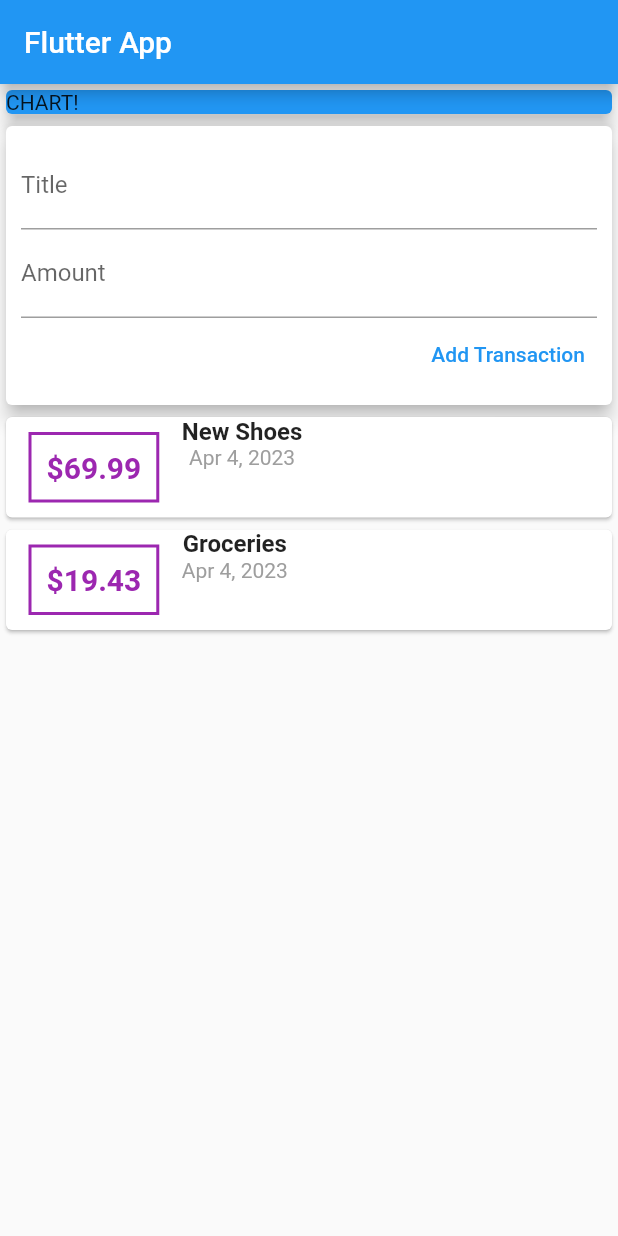
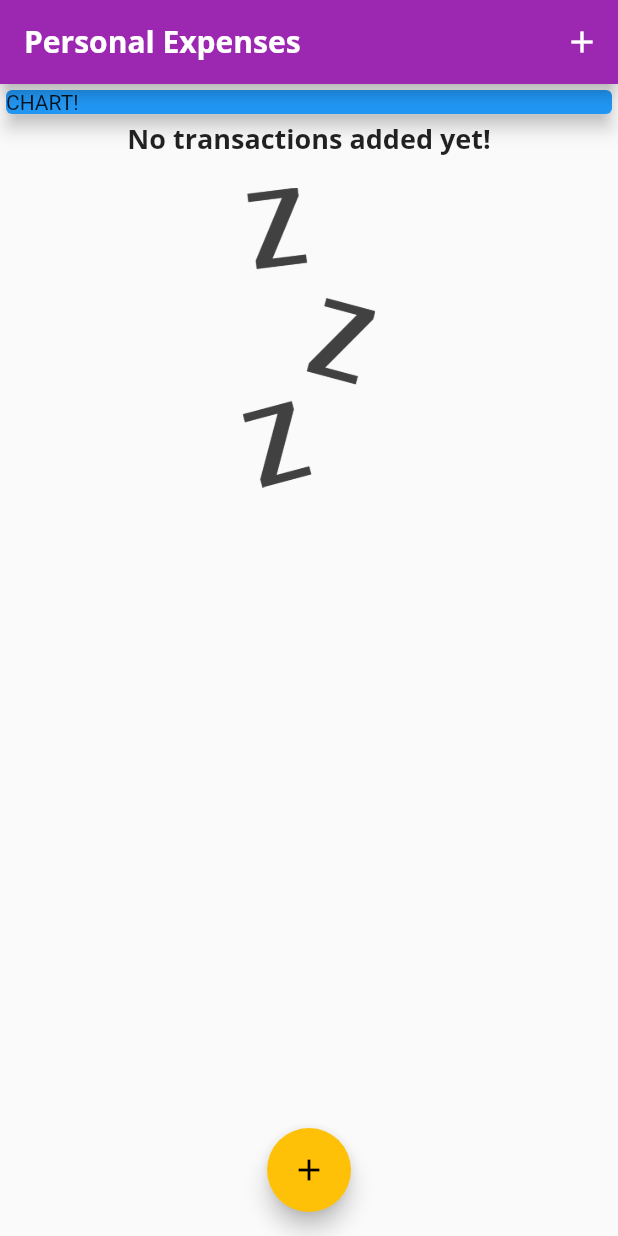
Before and after one commit to Porkul/personal_expenses_app, a Flutter app: the screen it shows after launch, on a phone screen of 412 x 824 dp. Run offline on Flutter 3.47's test engine with Material 2 defaults, Android fonts, the phone set to English and light mode, and no system bars.

```diff
--- a/lib/main.dart
+++ b/lib/main.dart
@@ -1,6 +1,8 @@
 import 'package:flutter/material.dart';
-import './transaction.dart';
-import 'package:intl/intl.dart';
+
+import './widgets/new_transaction.dart';
+import './widgets/transaction_list.dart';
+import './models/transaction.dart';
 
 void main() => runApp(MyApp());
 
@@ -8,129 +10,116 @@ class MyApp extends StatelessWidget {
   @override
   Widget build(BuildContext context) {
     return MaterialApp(
-      title: 'Flutter App',
+      title: 'Personal Expenses',
+      theme: ThemeData(
+        primarySwatch: Colors.purple,
+        accentColor: Colors.amber,
+        fontFamily: 'Quicksand',
+        textTheme: ThemeData.light().textTheme.copyWith(
+              headline6: TextStyle(
+                fontFamily: 'OpenSans',
+                fontWeight: FontWeight.bold,
+                fontSize: 18,
+              ),
+            ),
+        appBarTheme: AppBarTheme(
+          titleTextStyle: TextStyle(
+            fontFamily: 'OpenSans',
+            fontSize: 20,
+            fontWeight: FontWeight.bold,
+          ),
+        ),
+      ),
       home: MyHomePage(),
     );
   }
 }
 
-class MyHomePage extends StatelessWidget {
-  final List<Transaction> transactions = [
-    Transaction(
-      id: 't1',
-      title: 'New Shoes',
-      amount: 69.99,
-      date: DateTime.now(),
-    ),
-    Transaction(
-      id: 't2',
-      title: 'Groceries',
-      amount: 19.43,
-      date: DateTime.now(),
-    )
+class MyHomePage extends StatefulWidget {
+  // String titleInput;
+  // String amountInput;
+  @override
+  _MyHomePageState createState() => _MyHomePageState();
+}
+
+class _MyHomePageState extends State<MyHomePage> {
+  final List<Transaction> _userTransactions = [
+    // Transaction(
+    //   id: 't1',
+    //   title: 'New Shoes',
+    //   amount: 69.99,
+    //   date: DateTime.now(),
+    // ),
+    // Transaction(
+    //   id: 't2',
+    //   title: 'Weekly Groceries',
+    //   amount: 16.53,
+    //   date: DateTime.now(),
+    // ),
   ];
 
-  // String titleInput;
-  // String amountInput;
-  final titleController = TextEditingController();
-  final amountControleer = TextEditingController();
+  void _addNewTransaction(String txTitle, double txAmount) {
+    final newTx = Transaction(
+      title: txTitle,
+      amount: txAmount,
+      date: DateTime.now(),
+      id: DateTime.now().toString(),
+    );
+
+    setState(() {
+      _userTransactions.add(newTx);
+    });
+  }
+
+  void _startAddNewTransaction(BuildContext ctx) {
+    showModalBottomSheet(
+      context: ctx,
+      builder: (_) {
+        return GestureDetector(
+          onTap: () {},
+          child: NewTransaction(_addNewTransaction),
+          behavior: HitTestBehavior.opaque,
+        );
+      },
+    );
+  }
+
   @override
   Widget build(BuildContext context) {
     return Scaffold(
-        appBar: AppBar(
-          title: Text('Flutter App'),
+      appBar: AppBar(
+        title: Text(
+          'Personal Expenses',
         ),
-        body: Column(
-          // mainAxisAlignment: MainAxisAlignment.center,
+        actions: <Widget>[
+          IconButton(
+            icon: Icon(Icons.add),
+            onPressed: () => _startAddNewTransaction(context),
+          ),
+        ],
+      ),
+      body: SingleChildScrollView(
+        child: Column(
+          // mainAxisAlignment: MainAxisAlignment.start,
+          crossAxisAlignment: CrossAxisAlignment.stretch,
           children: <Widget>[
             Container(
               width: double.infinity,
               child: Card(
                 color: Colors.blue,
-                child: Container(width: 100, child: Text("CHART!")),
+                child: Text('CHART!'),
                 elevation: 5,
               ),
             ),
-            Card(
-              elevation: 5,
-              child: Container(
-                padding: EdgeInsets.all(10),
-                child: Column(
-                  crossAxisAlignment: CrossAxisAlignment.end,
-                  children: [
-                    TextField(
-                      decoration: InputDecoration(labelText: "Title"),
-                      controller: titleController,
-                      // onChanged: (value) {
-                      //   titleInput = value;
-                      // },
-                    ),
-                    TextField(
-                      decoration: InputDecoration(labelText: "Amount"),
-                      controller: amountControleer,
-                      // onChanged: (value) {
-                      //   titleInput = value;
-                      // },
-                    ),
-                    TextButton(
-                      onPressed: () {
-                        // print(titleInput);
-                        // print(amountInput);
-                        print(titleController.text);
-                      },
-                      child: Text("Add Transaction"),
-                      style: ButtonStyle(
-                          foregroundColor:
-                              MaterialStateProperty.all(Colors.blue)),
-                    )
-                  ],
-                ),
-              ),
-            ),
-            Column(
-              children: transactions.map((tx) {
-                return Card(
-                    child: Row(
-                  crossAxisAlignment: CrossAxisAlignment.start,
-                  children: [
-                    Container(
-                      margin:
-                          EdgeInsets.symmetric(vertical: 10, horizontal: 15),
-                      decoration: BoxDecoration(
-                          border: Border.all(
-                        color: Colors.purple,
-                        width: 2,
-                      )),
-                      padding: EdgeInsets.all(10),
-                      child: Text(
-                        '\$${tx.amount}',
-                        style: TextStyle(
-                            fontWeight: FontWeight.bold,
-                            fontSize: 20,
-                            color: Colors.purple),
-                      ),
-                    ),
-                    Column(
-                      children: [
-                        Text(
-                          tx.title,
-                          style: TextStyle(
-                            fontSize: 16,
-                            fontWeight: FontWeight.bold,
-                          ),
-                        ),
-                        Text(
-                          // DateFormat('yyyy-MM-dd')
-                          DateFormat.yMMMd().format(tx.date),
-                          style: TextStyle(color: Colors.grey),
-                        ),
-                      ],
-                    )
-                  ],
-                ));
-              }).toList(),
-            ),
+            TransactionList(_userTransactions),
           ],
-        ));
+        ),
+      ),
+      floatingActionButtonLocation: FloatingActionButtonLocation.centerFloat,
+      floatingActionButton: FloatingActionButton(
+        child: Icon(Icons.add),
+        onPressed: () => _startAddNewTransaction(context),
+      ),
+    );
   }
 }
--- /dev/null
+++ b/lib/widgets/transaction_list.dart
@@ -0,0 +1,82 @@
+import 'package:flutter/material.dart';
+import 'package:intl/intl.dart';
+
+import '../models/transaction.dart';
+
+class TransactionList extends StatelessWidget {
+  final List<Transaction> transactions;
+
+  TransactionList(this.transactions);
+
+  @override
+  Widget build(BuildContext context) {
+    return Container(
+      height: 300,
+      child: transactions.isEmpty
+          ? Column(
+              children: <Widget>[
+                Text(
+                  'No transactions added yet!',
+                  style: Theme.of(context).textTheme.headline6,
+                ),
+                SizedBox(
+                  height: 20,
+                ),
+                Container(
+                    height: 200,
+                    child: Image.asset(
+                      'assets/images/waiting.png',
+                      fit: BoxFit.cover,
+                    )),
+              ],
+            )
+          : ListView.builder(
+              itemBuilder: (ctx, index) {
+                return Card(
+                  child: Row(
+                    children: <Widget>[
+                      Container(
+                        margin: EdgeInsets.symmetric(
+                          vertical: 10,
+                          horizontal: 15,
+                        ),
+                        decoration: BoxDecoration(
+                          border: Border.all(
+                            color: Theme.of(context).primaryColor,
+                            width: 2,
+                          ),
+                        ),
+                        padding: EdgeInsets.all(10),
+                        child: Text(
+                          '\$${transactions[index].amount.toStringAsFixed(2)}',
+                          style: TextStyle(
+                            fontWeight: FontWeight.bold,
+                            fontSize: 20,
+                            color: Theme.of(context).primaryColor,
+                          ),
+                        ),
+                      ),
+                      Column(
+                        crossAxisAlignment: CrossAxisAlignment.start,
+                        children: <Widget>[
+                          Text(
+                            transactions[index].title,
+                            style: Theme.of(context).textTheme.headline6,
+                          ),
+                          Text(
+                            DateFormat.yMMMd().format(transactions[index].date),
+                            style: TextStyle(
+                              color: Colors.grey,
+                            ),
+                          ),
+                        ],
+                      ),
+                    ],
+                  ),
+                );
+              },
+              itemCount: transactions.length,
+            ),
+    );
+  }
+}
```
Also changed, not shown: lib/widgets/new_transaction.dart (added, +69 -0 lines), pubspec.yaml (+19 -17 lines), assets/fonts/OpenSans-Bold.ttf (added), assets/fonts/OpenSans-Regular.ttf (added), assets/fonts/Quicksand-Bold.ttf (added), assets/fonts/Quicksand-Light.ttf (added), assets/fonts/Quicksand-Medium.ttf (added), assets/fonts/Quicksand-Regular.ttf (added), assets/images/waiting.png (added), lib/models/transaction.dart (renamed from lib/transaction.dart), pubspec.lock.
